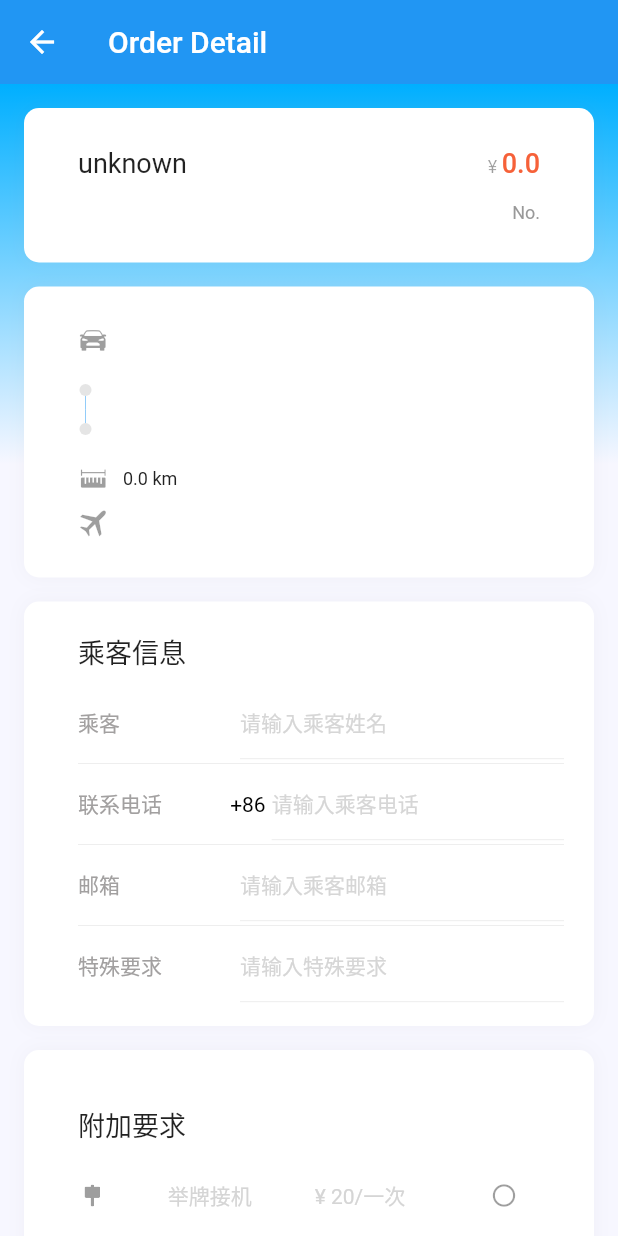
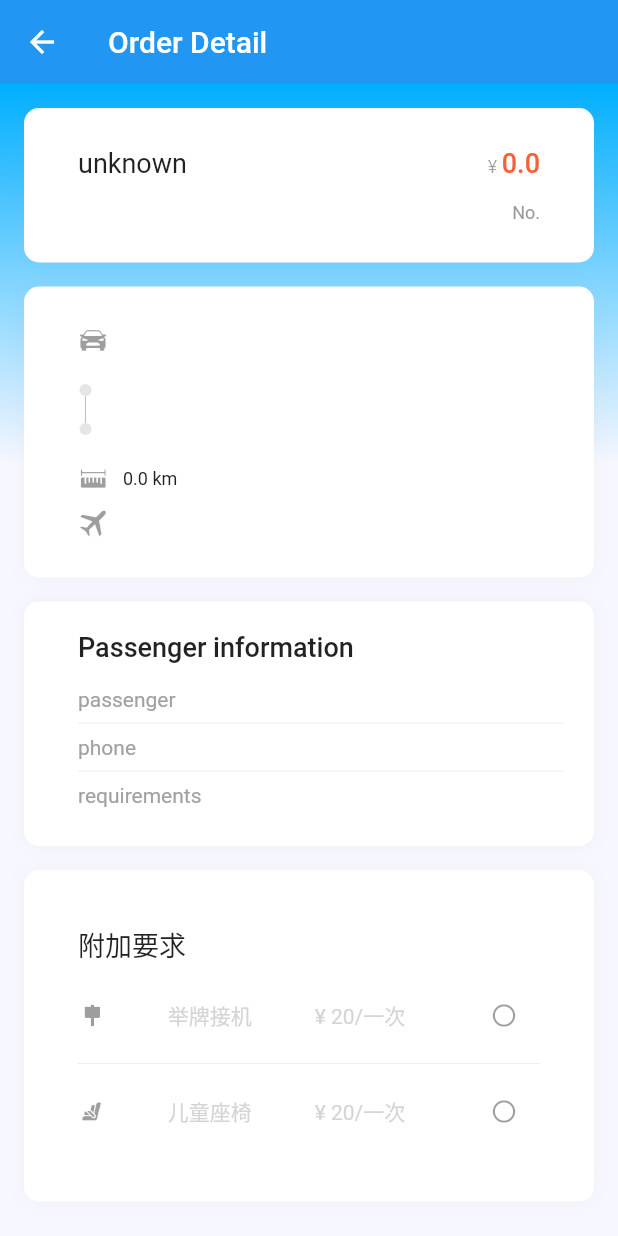
Before and after one commit to lefeitech/trip_on_driver, a Flutter app: the OrderDetailPage screen opened directly with empty values, on a phone screen of 412 x 824 dp. Run offline on Flutter 3.47's test engine with Material 2 defaults, Android fonts, the light colour scheme and no system bars; drawn by our look-alikes of oktoast; our stand-ins replace convert, dio, flutter_easyloading, image_picker, sentry, shared_preferences; missing offline and left inert: loading_more_list; accounts and stored records are empty.

Commit message:
feat:order detail passenger info

```diff
--- a/lib/pages/order/order_detail.dart
+++ b/lib/pages/order/order_detail.dart
@@ -36,7 +36,7 @@ class OrderDetailPage extends StatelessWidget {
           children: <Widget>[
             _PriceWidget(order),
             _TravelInfoWidget(order),
-            _PassengerInfoEditWidget(),
+            _PassengerInfoDisplayWidget(order),
             _AdditionalWidget(),
           ],
         ),
@@ -192,6 +192,57 @@ class _TravelInfoWidget extends StatelessWidget {
             ],
           ),
         ),
+      ),
+    );
+  }
+}
+
+class _PassengerInfoDisplayWidget extends StatelessWidget {
+  _PassengerInfoDisplayWidget(this.order);
+
+  final OrderInfoModel order;
+
+  final _passengerStyle = TextStyle(
+    color: Color(0xFFA2A0A0),
+    fontSize: 14.0,
+  );
+
+  final _htiStyle = TextStyle(
+    color: Color(0xFFAD5D5D5),
+    fontSize: 14.0,
+  );
+
+  final _divider = Divider(height: 16);
+
+  Widget _buildFormLine(String left, String right) {
+    return Row(
+      children: <Widget>[
+        Expanded(child: Text(left, style: _passengerStyle), flex: 1),
+        Expanded(child: Text(right), flex: 2)
+      ],
+    );
+  }
+
+  @override
+  Widget build(BuildContext context) {
+    return TOCard(
+      padding: const EdgeInsets.only(top: 20, left: 36, right: 20, bottom: 26),
+      child: Column(
+        mainAxisAlignment: MainAxisAlignment.start,
+        crossAxisAlignment: CrossAxisAlignment.start,
+        children: <Widget>[
+          Text("Passenger information", style: Theme.of(context).textTheme.headline6.copyWith(fontSize: 18)),
+          SizedBox(height: 16.0),
+          Column(
+              children: <Widget>[
+                _buildFormLine('passenger', order.rideName),
+                _divider,
+                _buildFormLine('phone', order.rideTel),
+                _divider,
+                _buildFormLine('requirements', order.remark ?? ''),
+              ],
+            ),
+        ],
       ),
     );
   }
```
